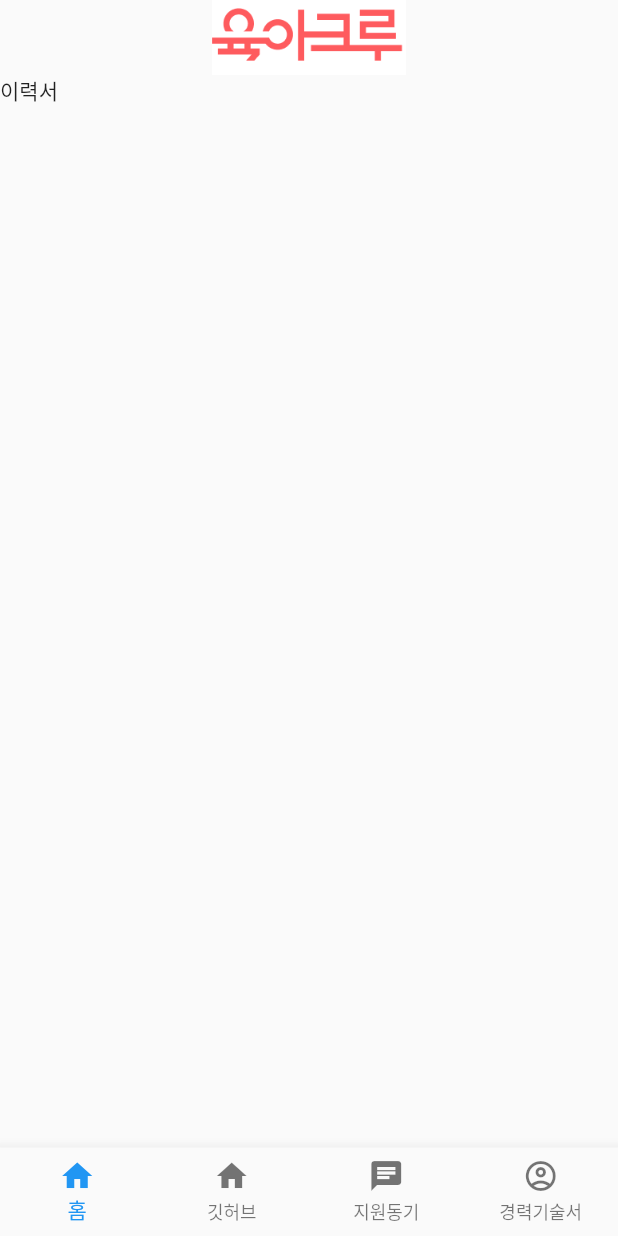
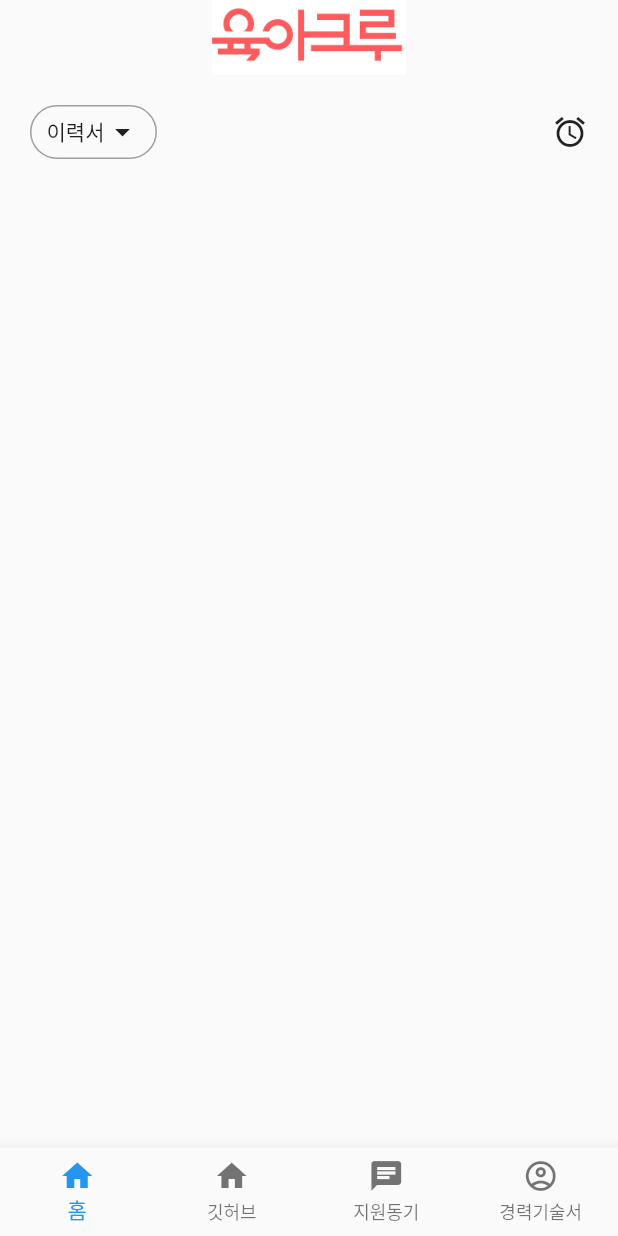
Before and after one commit to present1602/self_intro_app, a Flutter app: the screen it shows after launch, on a phone screen of 412 x 824 dp. Run offline on Flutter 3.47's test engine with Material 2 defaults, Android fonts, the phone set to English and light mode, and no system bars; our stand-ins replace webview_flutter.

Commit message:
홈 화면 이력서 버튼 스타일 적용

```diff
--- a/lib/views/screens/home/HomeScreen.dart
+++ b/lib/views/screens/home/HomeScreen.dart
@@ -64,14 +64,38 @@ class _HomeScreenState extends State<HomeScreen> {
         'assets/images/app_title.png',
         height: 50,
       ),
-      Row(
+      Padding(
+        padding: EdgeInsets.all(20),
+        child: Row(
           children: [
             GestureDetector(
                 onTap: () {
                   showModal(context);
                 },
-              child: Text("이력서")),
+                child: Container(
+                  padding:
+                      const EdgeInsets.symmetric(horizontal: 10, vertical: 5),
+                  decoration: BoxDecoration(
+                      border: Border.all(
+                        width: 1,
+                        color: Colors.grey,
+                      ),
+                      borderRadius: BorderRadius.circular(20)),
+                  child: Row(children: <Widget>[
+                    Text("이력서"),
+                    Icon(Icons.arrow_drop_down)
+                  ]),
+                )),
+            Expanded(
+              child: Container(),
+            ),
+            // Flexible(
+            //   fit: FlexFit.tight,
+            //   child: Container(),
+            // ),
+            Icon(Icons.alarm)
           ],
+        ),
       )
     ]);
   }
```
Lines whose indentation alone changed are shown as unchanged.
